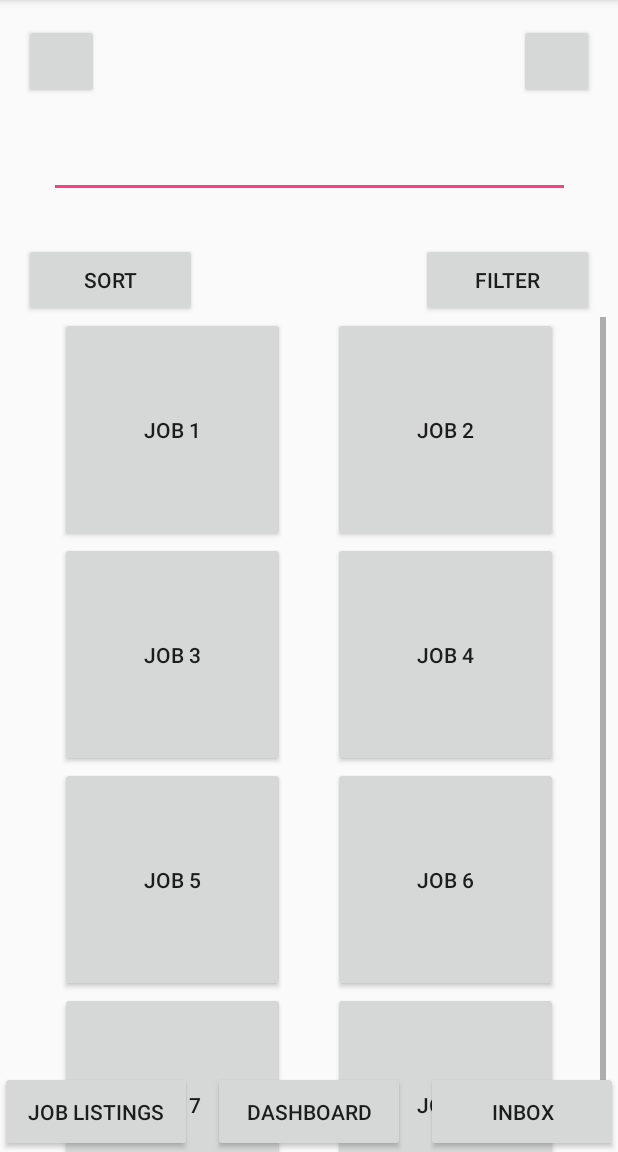
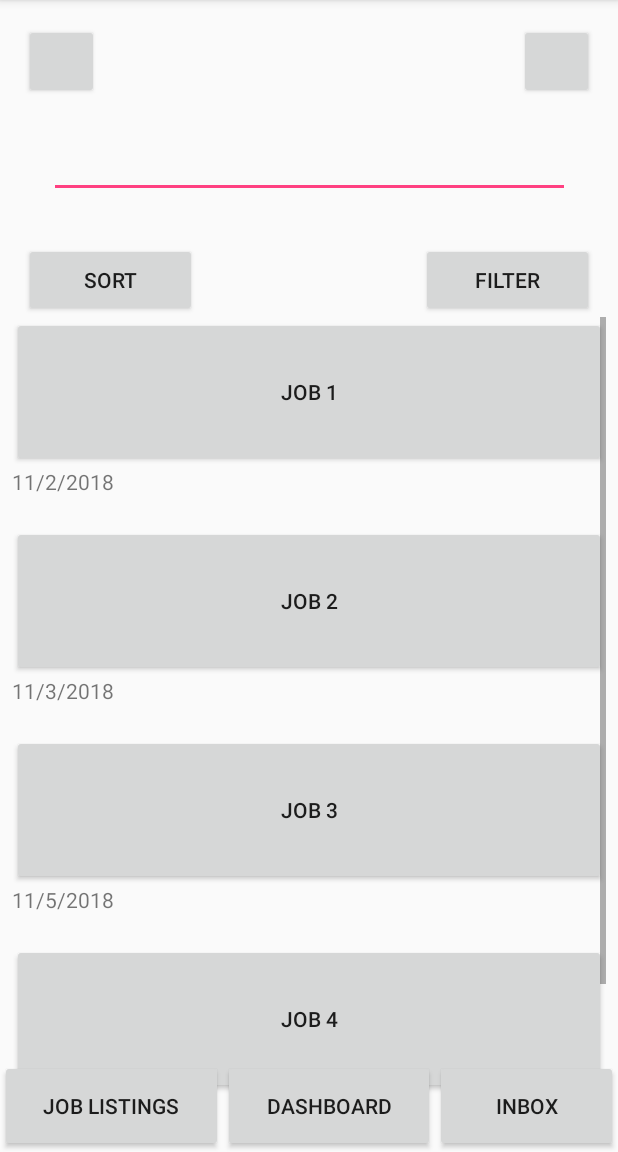
Before and after one commit to cwllau/hobjobs, an Android app: the JobListings screen opened directly, with no data from a screen before it, on a phone screen of 412 x 824 dp, the part 84-1236 px from its top. Run offline under Robolectric (Android 15) with nearby library versions, the phone set to English and light mode, and no system bars.

Commit message:
job listing in one column

```diff
--- a/app/src/main/res/layout/activity_job_listings.xml
+++ b/app/src/main/res/layout/activity_job_listings.xml
@@ -57,32 +57,8 @@
         app:layout_constraintEnd_toEndOf="parent"
         app:layout_constraintTop_toBottomOf="@+id/searchKeywords" />
 
-    <Button
-        android:id="@+id/dashboard"
-        android:layout_width="128dp"
-        android:layout_height="54dp"
-        android:text="Dashboard"
-        app:layout_constraintBottom_toBottomOf="parent"
-        app:layout_constraintEnd_toStartOf="@+id/inbox"
-        app:layout_constraintStart_toEndOf="@+id/listings" />
-
-    <Button
-        android:id="@+id/listings"
-        android:layout_width="128dp"
-        android:layout_height="54dp"
-        android:text="Job Listings"
-        app:layout_constraintBottom_toBottomOf="parent"
-        app:layout_constraintStart_toStartOf="parent" />
-
-    <Button
-        android:id="@+id/inbox"
-        android:layout_width="128dp"
-        android:layout_height="54dp"
-        android:text="Inbox"
-        app:layout_constraintBottom_toBottomOf="parent"
-        app:layout_constraintEnd_toEndOf="parent" />
-
     <ScrollView
+        android:id="@+id/scrollView3"
         android:layout_width="0dp"
         android:layout_height="0dp"
         android:layout_marginStart="8dp"
@@ -98,155 +74,127 @@
             android:layout_height="wrap_content"
             android:orientation="vertical">
 
-            <LinearLayout
-                android:layout_width="match_parent"
-                android:layout_height="match_parent"
-                android:orientation="horizontal">
-
-                <Space
-                    android:layout_width="wrap_content"
-                    android:layout_height="wrap_content"
-                    android:layout_weight="1" />
-
             <Button
                 android:id="@+id/job1"
-                    android:layout_width="150dp"
-                    android:layout_height="150dp"
+                android:layout_width="match_parent"
+                android:layout_height="100dp"
                 android:text="Job 1"
                 tools:layout_editor_absoluteX="204dp"
                 tools:layout_editor_absoluteY="239dp" />
 
+            <TextView
+                android:id="@+id/job1date"
+                android:layout_width="match_parent"
+                android:layout_height="wrap_content"
+                android:text="11/2/2018" />
+
             <Space
-                    android:layout_width="wrap_content"
-                    android:layout_height="wrap_content"
-                    android:layout_weight="1" />
+                android:layout_width="match_parent"
+                android:layout_height="20dp" />
 
             <Button
                 android:id="@+id/job2"
-                    android:layout_width="150dp"
-                    android:layout_height="150dp"
+                android:layout_width="match_parent"
+                android:layout_height="100dp"
                 android:text="Job 2"
                 tools:layout_editor_absoluteX="28dp"
                 tools:layout_editor_absoluteY="239dp" />
 
-                <Space
-                    android:layout_width="wrap_content"
+            <TextView
+                android:id="@+id/job2date"
+                android:layout_width="match_parent"
                 android:layout_height="wrap_content"
-                    android:layout_weight="1" />
-            </LinearLayout>
-
-            <LinearLayout
-                android:layout_width="match_parent"
-                android:layout_height="match_parent"
-                android:orientation="horizontal">
+                android:text="11/3/2018" />
 
             <Space
-                    android:layout_width="wrap_content"
-                    android:layout_height="wrap_content"
-                    android:layout_weight="1" />
+                android:layout_width="match_parent"
+                android:layout_height="20dp" />
 
             <Button
                 android:id="@+id/job3"
-                    android:layout_width="150dp"
-                    android:layout_height="150dp"
+                android:layout_width="match_parent"
+                android:layout_height="100dp"
                 android:text="Job 3"
                 tools:layout_editor_absoluteX="204dp"
                 tools:layout_editor_absoluteY="239dp" />
 
+            <TextView
+                android:id="@+id/job3date"
+                android:layout_width="match_parent"
+                android:layout_height="wrap_content"
+                android:text="11/5/2018" />
+
             <Space
-                    android:layout_width="wrap_content"
-                    android:layout_height="wrap_content"
-                    android:layout_weight="1" />
+                android:layout_width="match_parent"
+                android:layout_height="20dp" />
 
             <Button
                 android:id="@+id/job4"
-                    android:layout_width="150dp"
-                    android:layout_height="150dp"
+                android:layout_width="match_parent"
+                android:layout_height="100dp"
                 android:text="Job 4"
                 tools:layout_editor_absoluteX="28dp"
                 tools:layout_editor_absoluteY="239dp" />
 
-                <Space
-                    android:layout_width="wrap_content"
+            <TextView
+                android:id="@+id/job4date"
+                android:layout_width="match_parent"
                 android:layout_height="wrap_content"
-                    android:layout_weight="1" />
-            </LinearLayout>
-
-            <LinearLayout
-                android:layout_width="match_parent"
-                android:layout_height="match_parent"
-                android:orientation="horizontal">
+                android:text="11/8/2018" />
 
             <Space
-                    android:layout_width="wrap_content"
-                    android:layout_height="wrap_content"
-                    android:layout_weight="1" />
+                android:layout_width="match_parent"
+                android:layout_height="20dp" />
 
             <Button
                 android:id="@+id/job5"
-                    android:layout_width="150dp"
-                    android:layout_height="150dp"
+                android:layout_width="match_parent"
+                android:layout_height="100dp"
                 android:text="Job 5"
                 tools:layout_editor_absoluteX="204dp"
                 tools:layout_editor_absoluteY="239dp" />
 
-                <Space
-                    android:layout_width="wrap_content"
+            <TextView
+                android:id="@+id/job5date"
+                android:layout_width="match_parent"
                 android:layout_height="wrap_content"
-                    android:layout_weight="1" />
-
-                <Button
-                    android:id="@+id/job6"
-                    android:layout_width="150dp"
-                    android:layout_height="150dp"
-                    android:text="Job 6"
-                    tools:layout_editor_absoluteX="28dp"
-                    tools:layout_editor_absoluteY="239dp" />
+                android:text="11/10/2018" />
 
             <Space
-                    android:layout_width="wrap_content"
-                    android:layout_height="wrap_content"
-                    android:layout_weight="1" />
-            </LinearLayout>
-
-            <LinearLayout
                 android:layout_width="match_parent"
-                android:layout_height="match_parent"
-                android:orientation="horizontal">
-
-                <Space
-                    android:layout_width="wrap_content"
-                    android:layout_height="wrap_content"
-                    android:layout_weight="1" />
-
-                <Button
-                    android:id="@+id/job7"
-                    android:layout_width="150dp"
-                    android:layout_height="150dp"
-                    android:text="Job 7"
-                    tools:layout_editor_absoluteX="204dp"
-                    tools:layout_editor_absoluteY="239dp" />
-
-                <Space
-                    android:layout_width="wrap_content"
-                    android:layout_height="wrap_content"
-                    android:layout_weight="1" />
-
-                <Button
-                    android:id="@+id/job8"
-                    android:layout_width="150dp"
-                    android:layout_height="150dp"
-                    android:text="Job 8"
-                    tools:layout_editor_absoluteX="28dp"
-                    tools:layout_editor_absoluteY="239dp" />
-
-                <Space
-                    android:layout_width="wrap_content"
-                    android:layout_height="wrap_content"
-                    android:layout_weight="1" />
-            </LinearLayout>
+                android:layout_height="20dp" />
 
         </LinearLayout>
     </ScrollView>
 
+    <LinearLayout
+        android:layout_width="match_parent"
+        android:layout_height="61dp"
+        android:orientation="horizontal"
+        app:layout_constraintBottom_toBottomOf="parent"
+        app:layout_constraintEnd_toEndOf="parent"
+        app:layout_constraintStart_toStartOf="parent">
+
+        <Button
+            android:id="@+id/listings"
+            android:layout_width="wrap_content"
+            android:layout_height="match_parent"
+            android:layout_weight="1"
+            android:text="Job listings" />
+
+        <Button
+            android:id="@+id/dashboard"
+            android:layout_width="wrap_content"
+            android:layout_height="match_parent"
+            android:layout_weight="1"
+            android:text="Dashboard" />
+
+        <Button
+            android:id="@+id/inbox"
+            android:layout_width="wrap_content"
+            android:layout_height="match_parent"
+            android:layout_weight="1"
+            android:text="Inbox" />
+    </LinearLayout>
+
 </android.support.constraint.ConstraintLayout>
--- a/app/src/main/res/layout/activity_single_job_listing.xml
+++ b/app/src/main/res/layout/activity_single_job_listing.xml
@@ -36,10 +36,32 @@
 
     <TextView
         android:id="@+id/dates"
-        android:layout_width="123dp"
-        android:layout_height="33dp"
-        android:text="TextView"
-        tools:layout_editor_absoluteX="17dp"
-        tools:layout_editor_absoluteY="171dp" />
+        android:layout_width="180dp"
+        android:layout_height="27dp"
+        android:layout_marginStart="16dp"
+        android:layout_marginTop="14dp"
+        android:text="11/13/2018 - 11/20/2018"
+        app:layout_constraintStart_toStartOf="parent"
+        app:layout_constraintTop_toBottomOf="@+id/jobTitle" />
+
+    <TextView
+        android:id="@+id/location"
+        android:layout_width="180dp"
+        android:layout_height="27dp"
+        android:layout_marginStart="16dp"
+        android:layout_marginTop="7dp"
+        android:text="Zip Code: 93410"
+        app:layout_constraintStart_toStartOf="parent"
+        app:layout_constraintTop_toBottomOf="@+id/dates" />
+
+    <TextView
+        android:id="@+id/description"
+        android:layout_width="220dp"
+        android:layout_height="66dp"
+        android:layout_marginStart="16dp"
+        android:layout_marginTop="68dp"
+        android:text="Looking for someone to paint the exterior of my house"
+        app:layout_constraintStart_toStartOf="parent"
+        app:layout_constraintTop_toBottomOf="@+id/dates" />
 
 </android.support.constraint.ConstraintLayout>
```
Lines whose indentation alone changed are shown as unchanged.
